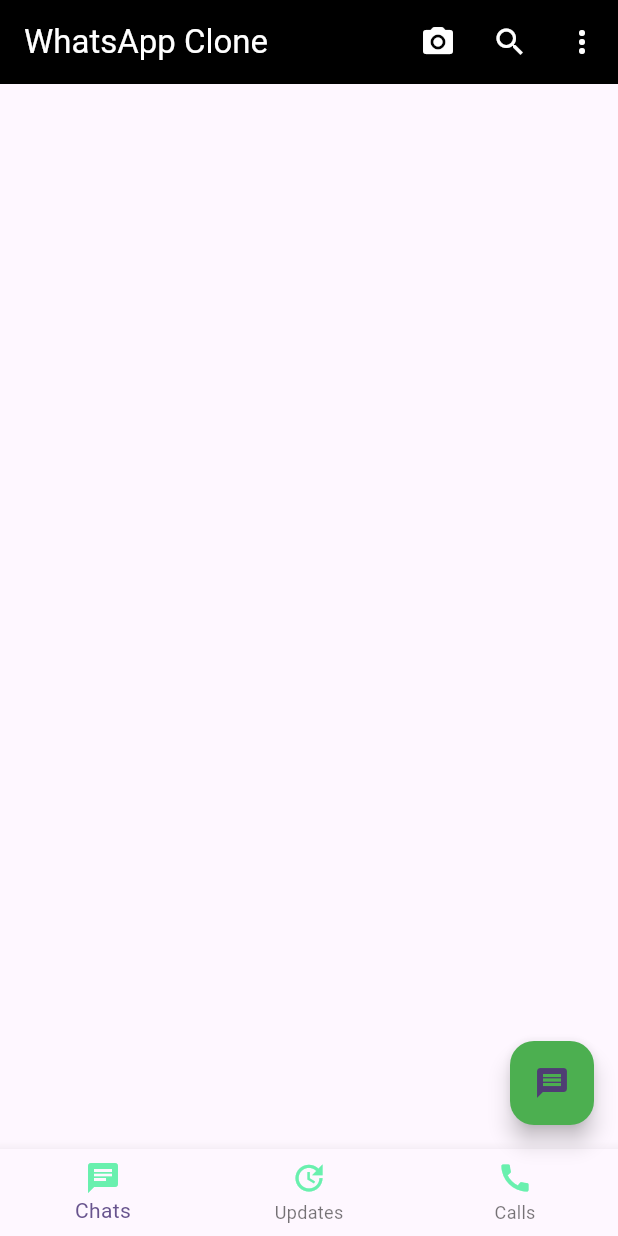
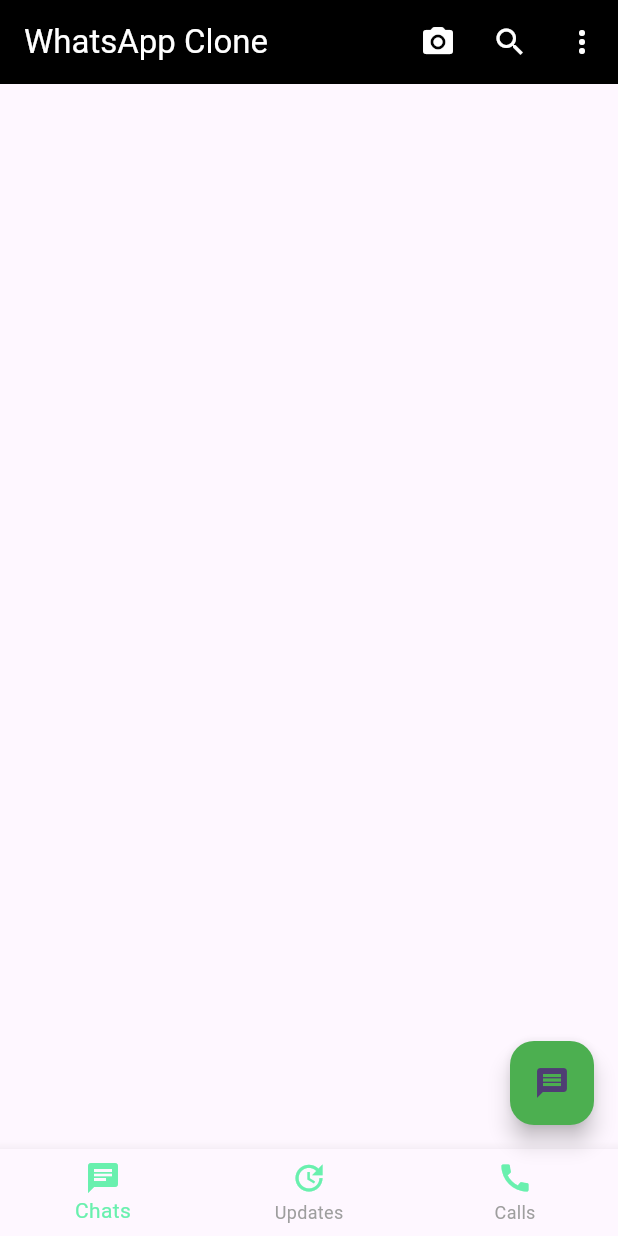
Before and after one commit to Wazid-Hossain/wa_ui, a Flutter app: the screen it shows after launch, on a phone screen of 412 x 824 dp. Run offline on Flutter 3.47's test engine with Material 3 defaults, Android fonts, the phone set to English and light mode, and no system bars.

Commit message:
button colors changes

```diff
--- a/lib/home.dart
+++ b/lib/home.dart
@@ -62,6 +62,8 @@
               label: 'Calls',
               backgroundColor: Colors.white),
         ],
+        selectedItemColor: Colors.greenAccent,
+        unselectedItemColor: Colors.grey,
       ),
     );
   }
```
